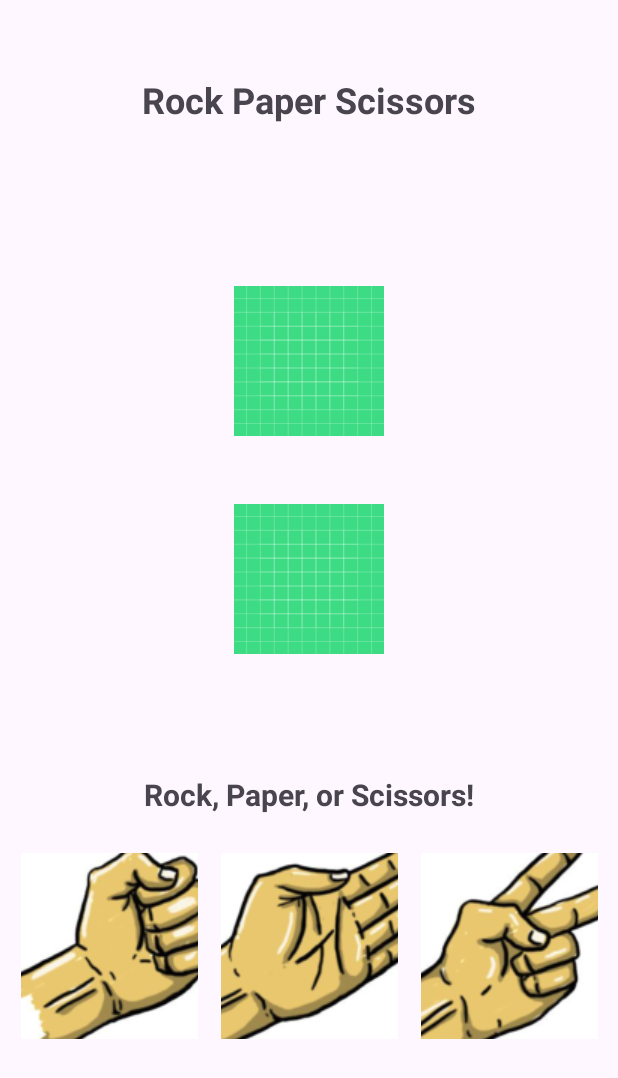
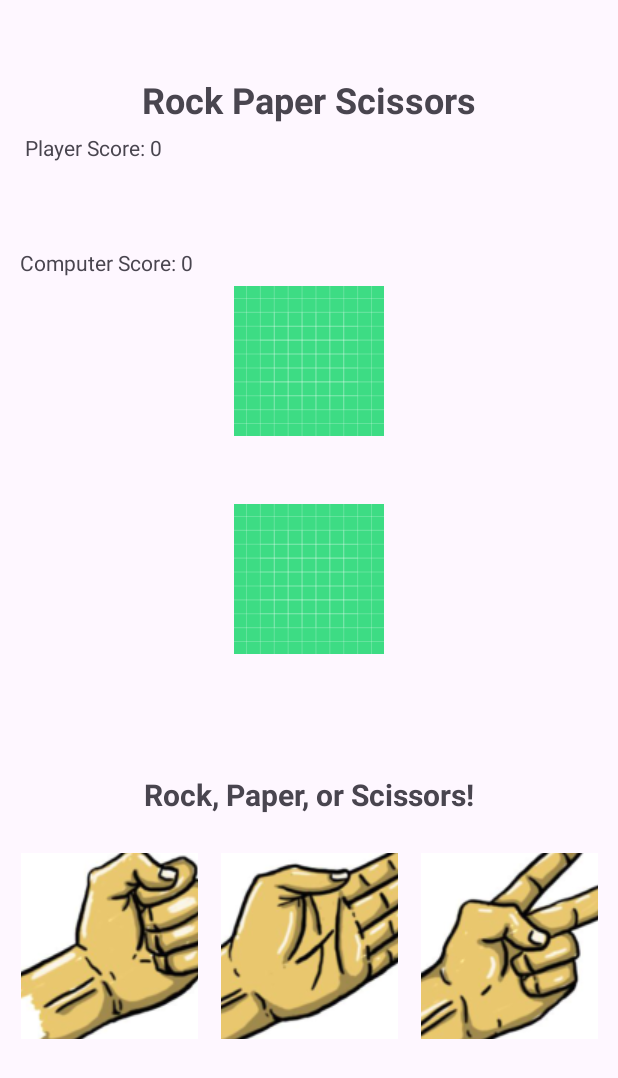
Before and after one commit to D-Barnes-CS/Rock-Paper-Scissors, an Android app: the screen it shows after launch (MainActivity), on a phone screen of 412 x 824 dp. Shown: the top 1078 px of the screen. Run offline under Robolectric (Android 15) with nearby library versions, the phone set to English and light mode, and no system bars.

Commit message:
edited reset button added the computer and player score at the top left

```diff
--- a/app/src/main/java/com/example/rock_paper_scissors/MainActivity.kt
+++ b/app/src/main/java/com/example/rock_paper_scissors/MainActivity.kt
@@ -20,6 +20,9 @@ class MainActivity : AppCompatActivity() {
     private lateinit var imgBtnScissors: ImageButton
     private lateinit var btnReset: Button
 
+    private lateinit var playerScore: TextView
+    private lateinit var compScore: TextView
+
     private var userScore: Int = 0
     private var computerScore: Int = 0
 
@@ -36,6 +39,9 @@ class MainActivity : AppCompatActivity() {
         val imgBtnPaper = findViewById<ImageButton>(R.id.imgBtnPaper)
         val imgBtnScissors = findViewById<ImageButton>(R.id.imgBtnScissors)
         val btnReset = findViewById<Button>(R.id.btnReset)
+
+        playerScore = findViewById<TextView>(R.id.playerScore)
+        compScore = findViewById<TextView>(R.id.compScore)
 
         imgBtnRock.setOnClickListener { play("rock") }
         imgBtnPaper.setOnClickListener { play("paper") }
@@ -76,10 +82,12 @@ class MainActivity : AppCompatActivity() {
             (playerMove == "scissors" && computerMove == "paper") ||
             (playerMove == "paper" && computerMove == "rock")) {
             userScore++
+            playerScore.text = "Player Score = $userScore"
             "You Win!"
 
         } else {
             computerScore++
+            compScore.text = "Computer Score = $computerScore"
             "You Lose!"
         }
     }
@@ -103,12 +111,16 @@ class MainActivity : AppCompatActivity() {
         userScore = 0
         computerScore = 0
 
+        playerScore.text = "Player Score = 0"
+        compScore.text = "Computer Score = 0"
+
         imgBtnRock.isEnabled = true
         imgBtnPaper.isEnabled = true
         imgBtnScissors.isEnabled = true
 
         playerChoice.setImageResource(R.drawable.ic_launcher_background)
         computerChoice.setImageResource(R.drawable.ic_launcher_background)
+        results.text = "Rock, Paper, or Scissors!"
 
         btnReset.visibility = View.GONE
     }
--- a/app/src/main/res/layout/activity_main.xml
+++ b/app/src/main/res/layout/activity_main.xml
@@ -97,5 +97,31 @@
         app:layout_constraintEnd_toEndOf="parent"
         app:layout_constraintStart_toStartOf="parent" />
 
+    <TextView
+        android:id="@+id/compScore"
+        android:layout_width="wrap_content"
+        android:layout_height="wrap_content"
+        android:layout_marginStart="18dp"
+        android:layout_marginTop="32dp"
+        android:layout_marginEnd="288dp"
+        android:text="Computer Score: 0"
+        app:layout_constraintBottom_toTopOf="@+id/playerChoice"
+        app:layout_constraintEnd_toEndOf="parent"
+        app:layout_constraintStart_toStartOf="parent"
+        app:layout_constraintTop_toBottomOf="@+id/playerScore" />
+
+    <TextView
+        android:id="@+id/playerScore"
+        android:layout_width="wrap_content"
+        android:layout_height="wrap_content"
+        android:layout_marginStart="19dp"
+        android:layout_marginEnd="307dp"
+        android:layout_marginBottom="20dp"
+        android:text="Player Score: 0"
+        app:layout_constraintBottom_toTopOf="@+id/compScore"
+        app:layout_constraintEnd_toEndOf="parent"
+        app:layout_constraintStart_toStartOf="parent"
+        app:layout_constraintTop_toBottomOf="@+id/rockpaperscissorsTitle" />
+
 
 </androidx.constraintlayout.widget.ConstraintLayout>
```
